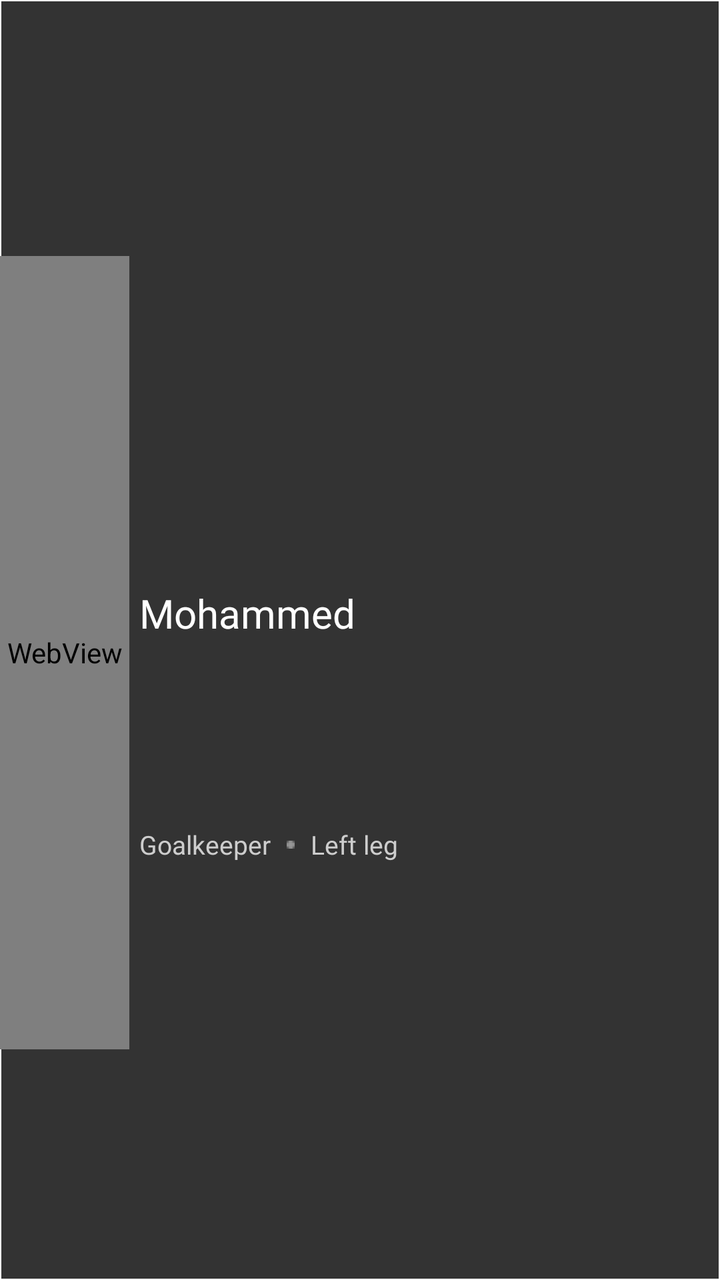
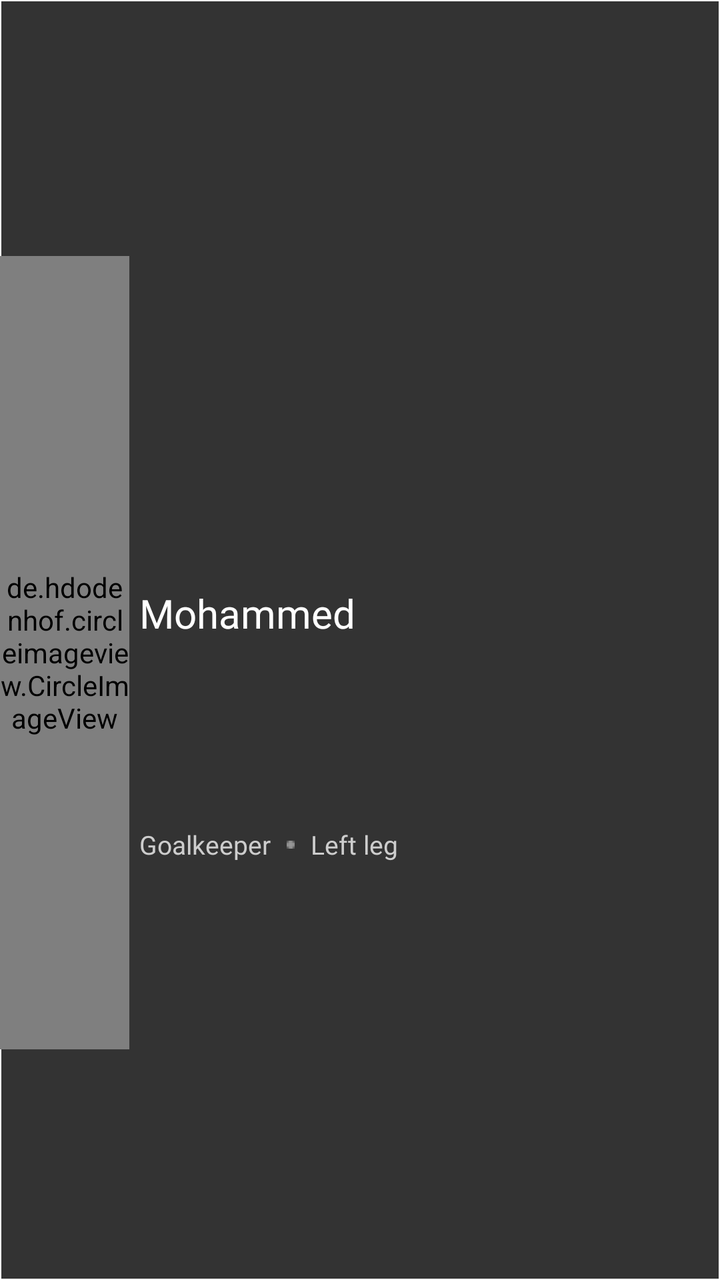

Two renders of the same Android screen: before a commit and after it. Below are the layout's source before the change and the commit's diff.
<!-- AndroidManifest.xml: application theme Theme.Pruvve -->
<!-- res/layout/item_team_members.xml -->
<?xml version="1.0" encoding="utf-8"?>
<androidx.constraintlayout.widget.ConstraintLayout xmlns:android="http://schemas.android.com/apk/res/android"
    xmlns:app="http://schemas.android.com/apk/res-auto"
    xmlns:tools="http://schemas.android.com/tools"
    android:layout_width="match_parent"
    android:layout_height="100dp"
    android:background="@drawable/team_background">

    <WebView
        android:id="@+id/wvTeamMembers"
        android:layout_width="0dp"
        android:layout_height="0dp"
        app:layout_constraintBottom_toTopOf="@+id/guideline282"
        app:layout_constraintEnd_toStartOf="@+id/guideline279"
        app:layout_constraintStart_toStartOf="parent"
        app:layout_constraintTop_toTopOf="@+id/guideline283" />
    <TextView
        android:id="@+id/tvTeamMatesNames"
        android:layout_width="0dp"
        android:layout_height="wrap_content"
        android:fontFamily="@font/my_poppins"
        android:text="Mohammed"
        android:textColor="@color/white"
        android:textSize="20sp"
        android:layout_marginStart="5dp"
        app:layout_constraintBottom_toTopOf="@+id/guideline281"
        app:layout_constraintEnd_toEndOf="parent"
        app:layout_constraintStart_toStartOf="@+id/guideline279"
        tools:ignore="HardcodedText" />

    <LinearLayout
        android:layout_width="wrap_content"
        android:layout_height="0dp"
        android:layout_marginStart="5dp"
        android:orientation="horizontal"
        app:layout_constraintBottom_toTopOf="@+id/guideline282"
        app:layout_constraintStart_toStartOf="@+id/guideline279"
        app:layout_constraintTop_toTopOf="@+id/guideline281">

        <TextView
            android:id="@+id/tvTeamMemberPosition"
            android:layout_width="wrap_content"
            android:layout_height="match_parent"
            android:layout_weight="1"
            android:fontFamily="@font/my_poppins"
            android:gravity="center_vertical"
            android:text="Goalkeeper"
            android:layout_marginEnd="3dp"
            android:textColor="@color/light_gray"
            android:textSize="13sp"
            tools:ignore="HardcodedText" />

        <ImageView
            android:layout_width="match_parent"
            android:layout_height="match_parent"
            android:layout_margin="5dp"
            android:layout_weight="1"
            android:src="@drawable/full_stop"
            tools:ignore="ContentDescription" />

        <TextView
            android:id="@+id/tvTeamMemberLeg"
            android:layout_width="wrap_content"
            android:layout_height="match_parent"
            android:layout_weight="1"
            android:layout_marginStart="3dp"
            android:fontFamily="@font/my_poppins"
            android:gravity="center"
            android:text="Left leg"
            android:textColor="@color/light_gray"
            android:textSize="13sp"
            tools:ignore="HardcodedText" />

    </LinearLayout>


    <androidx.constraintlayout.widget.Guideline
        android:id="@+id/guideline279"
        android:layout_width="wrap_content"
        android:layout_height="wrap_content"
        android:orientation="vertical"
        app:layout_constraintGuide_percent="0.18" />

    <androidx.constraintlayout.widget.Guideline
        android:id="@+id/guideline281"
        android:layout_width="wrap_content"
        android:layout_height="wrap_content"
        android:orientation="horizontal"
        app:layout_constraintGuide_percent="0.5" />

    <androidx.constraintlayout.widget.Guideline
        android:id="@+id/guideline282"
        android:layout_width="wrap_content"
        android:layout_height="wrap_content"
        android:orientation="horizontal"
        app:layout_constraintGuide_percent="0.82" />

    <androidx.constraintlayout.widget.Guideline
        android:id="@+id/guideline283"
        android:layout_width="wrap_content"
        android:layout_height="wrap_content"
        android:orientation="horizontal"
        app:layout_constraintGuide_percent="0.2" />
</androidx.constraintlayout.widget.ConstraintLayout>
<!-- resources referenced by this layout -->
<resources>
  <color name="light_gray">#CDCDCD</color>
  <color name="white">#FFFFFFFF</color>
  <!-- drawable full_stop: png bitmap (drawable, 174 bytes) -->
  <!-- drawable team_background (drawable) -->
  <?xml version="1.0" encoding="utf-8"?>
  <shape xmlns:android="http://schemas.android.com/apk/res/android"
      android:shape="rectangle">
      <solid android:color="@color/dark_gray"/>
      <stroke android:color="@color/white"
          android:width="0.5dp"/>
  </shape>
  <style name="Theme.Pruvve" parent="Theme.AppCompat.DayNight.DarkActionBar" />
  <color name="dark_gray">#333333</color>
</resources>

<!-- the commit's change to res/layout/item_team_members.xml (unified diff, before → after) -->
@@ -6,8 +6,8 @@
     android:layout_height="100dp"
     android:background="@drawable/team_background">
 
-    <WebView
-        android:id="@+id/wvTeamMembers"
+    <de.hdodenhof.circleimageview.CircleImageView
+        android:id="@+id/imvTeamMembers"
         android:layout_width="0dp"
         android:layout_height="0dp"
         app:layout_constraintBottom_toTopOf="@+id/guideline282"
